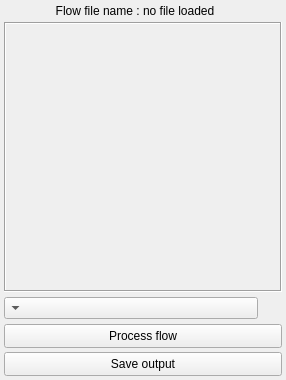
First picture: the form in FlowGraph/ProcessorFlowDockWidget.ui, repository TheKamouth/Gliltchlab, before the edit.
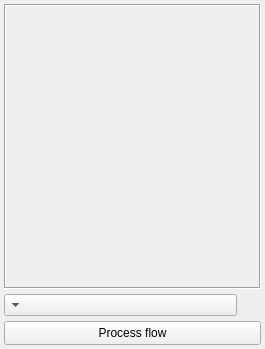
Second picture: the form after the edit. Icons and pictures are not drawn.

What changed in the file:
```diff
--- a/FlowGraph/ProcessorFlowDockWidget.ui
+++ b/FlowGraph/ProcessorFlowDockWidget.ui
@@ -6,8 +6,8 @@
    <rect>
     <x>0</x>
     <y>0</y>
-    <width>286</width>
-    <height>380</height>
+    <width>265</width>
+    <height>349</height>
    </rect>
   </property>
   <property name="sizePolicy">
@@ -16,6 +16,18 @@
     <verstretch>0</verstretch>
    </sizepolicy>
   </property>
+  <property name="minimumSize">
+   <size>
+    <width>100</width>
+    <height>111</height>
+   </size>
+  </property>
+  <property name="maximumSize">
+   <size>
+    <width>300</width>
+    <height>524287</height>
+   </size>
+  </property>
   <property name="floating">
    <bool>true</bool>
   </property>
@@ -29,7 +41,7 @@
    <string>Process flow</string>
   </property>
   <widget class="QWidget" name="dockWidgetContents">
-   <layout class="QVBoxLayout" name="verticalLayout" stretch="0,1,0,0,0">
+   <layout class="QVBoxLayout" name="verticalLayout" stretch="1,0,0">
     <property name="spacing">
      <number>4</number>
     </property>
@@ -45,40 +57,6 @@
     <property name="bottomMargin">
      <number>4</number>
     </property>
-    <item>
-     <layout class="QHBoxLayout" name="horizontalLayout">
-      <property name="spacing">
-       <number>0</number>
-      </property>
-      <property name="sizeConstraint">
-       <enum>QLayout::SetMinimumSize</enum>
-      </property>
-      <property name="bottomMargin">
-       <number>0</number>
-      </property>
-      <item>
-       <layout class="QHBoxLayout" name="horizontalLayout_3">
-        <item>
-         <widget class="QLabel" name="label">
-          <property name="text">
-           <string>Flow file name : </string>
-          </property>
-          <property name="alignment">
-           <set>Qt::AlignRight|Qt::AlignTrailing|Qt::AlignVCenter</set>
-          </property>
-         </widget>
-        </item>
-        <item>
-         <widget class="QLabel" name="label_2">
-          <property name="text">
-           <string>no file loaded</string>
-          </property>
-         </widget>
-        </item>
-       </layout>
-      </item>
-     </layout>
-    </item>
     <item>
      <widget class="QFrame" name="vboxLayoutProcessorsFrame">
       <property name="sizePolicy">
@@ -209,25 +187,6 @@
       </property>
      </widget>
     </item>
-    <item>
-     <widget class="QPushButton" name="pushButton">
-      <property name="minimumSize">
-       <size>
-        <width>0</width>
-        <height>24</height>
-       </size>
-      </property>
-      <property name="maximumSize">
-       <size>
-        <width>16777215</width>
-        <height>24</height>
-       </size>
-      </property>
-      <property name="text">
-       <string>Save output</string>
-      </property>
-     </widget>
-    </item>
    </layout>
   </widget>
  </widget>
```
Left out of the diff: 4 changed lines with no effect on the pictures.
